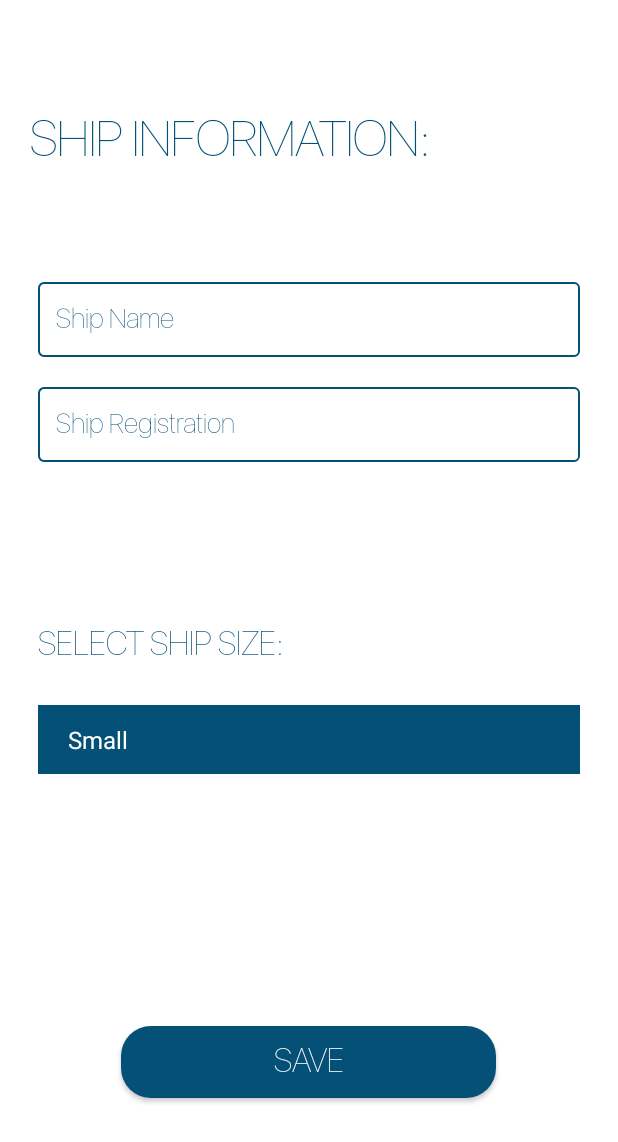
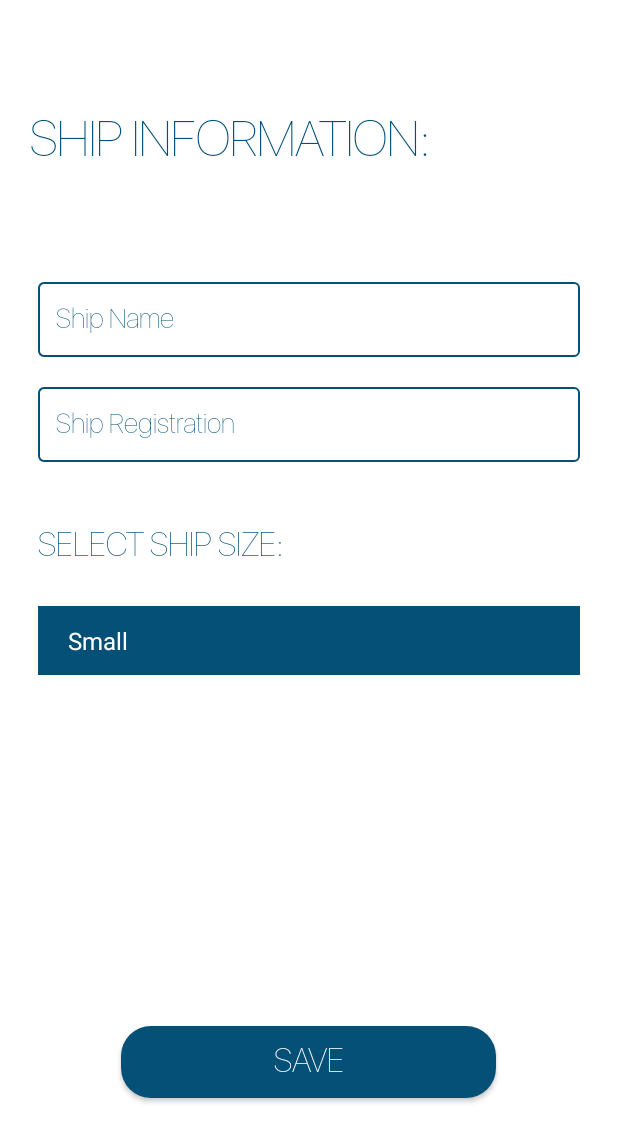
Before and after one commit to Petra2121/SmartMarinaApp, an Android app: the fragment AddShipFragment placed in its activity, on a phone screen of 412 x 824 dp. Shown: the top 1142 px of the screen. Run offline under Robolectric (Android 15) with nearby library versions, the phone set to English and light mode, and no system bars; 1 statement that could not run was skipped.

Commit message:
popravljen add_ship

```diff
--- a/app/src/main/res/layout/fragment_add_ship.xml
+++ b/app/src/main/res/layout/fragment_add_ship.xml
@@ -58,7 +58,6 @@
         android:padding="12dp"
         android:textColor="@color/black"
         android:textColorHint="@color/blue"
-        app:layout_constraintBottom_toTopOf="@+id/spinnerName"
         app:layout_constraintEnd_toEndOf="parent"
         app:layout_constraintHorizontal_bias="1.0"
         app:layout_constraintStart_toStartOf="parent"
@@ -69,34 +68,34 @@
         android:id="@+id/spinnerName"
         android:layout_width="match_parent"
         android:layout_height="wrap_content"
-        android:layout_marginBottom="24dp"
+        android:layout_marginStart="25dp"
+        android:layout_marginTop="40dp"
+        android:layout_marginEnd="25dp"
+        android:fontFamily="@font/san_francisco"
         android:text="Select ship size:"
         android:textAllCaps="true"
         android:textColor="@color/blue"
-        android:layout_marginStart="25dp"
-        android:layout_marginEnd="25dp"
-        android:fontFamily="@font/san_francisco"
+        android:textSize="22sp"
         android:textStyle="bold"
-        android:textSize="22sp"
-        app:layout_constraintBottom_toTopOf="@+id/spinner"
         app:layout_constraintEnd_toEndOf="parent"
         app:layout_constraintHorizontal_bias="0.0"
-        app:layout_constraintStart_toStartOf="parent" />
+        app:layout_constraintStart_toStartOf="parent"
+        app:layout_constraintTop_toBottomOf="@+id/shipRegistration" />
 
     <Spinner
         android:id="@+id/spinner"
         android:layout_width="match_parent"
         android:layout_height="wrap_content"
-        android:layout_marginBottom="168dp"
+        android:layout_marginStart="25dp"
+        android:layout_marginTop="24dp"
+        android:layout_marginEnd="25dp"
         android:background="@color/blue"
         android:fontFamily="@font/san_francisco"
         android:padding="12dp"
-        android:layout_marginStart="25dp"
-        android:layout_marginEnd="25dp"
-        app:layout_constraintBottom_toTopOf="@+id/saveShip"
         app:layout_constraintEnd_toEndOf="parent"
-        app:layout_constraintHorizontal_bias="1.0"
-        app:layout_constraintStart_toStartOf="parent" />
+        app:layout_constraintHorizontal_bias="0.0"
+        app:layout_constraintStart_toStartOf="parent"
+        app:layout_constraintTop_toBottomOf="@+id/spinnerName" />
 
     <Button
         android:id="@+id/saveShip"
```
